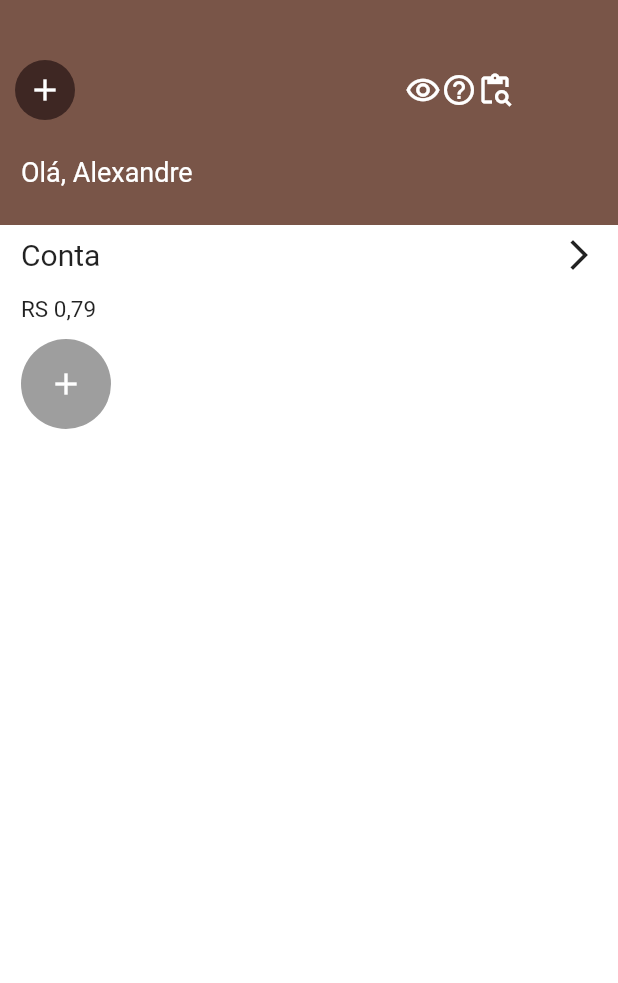
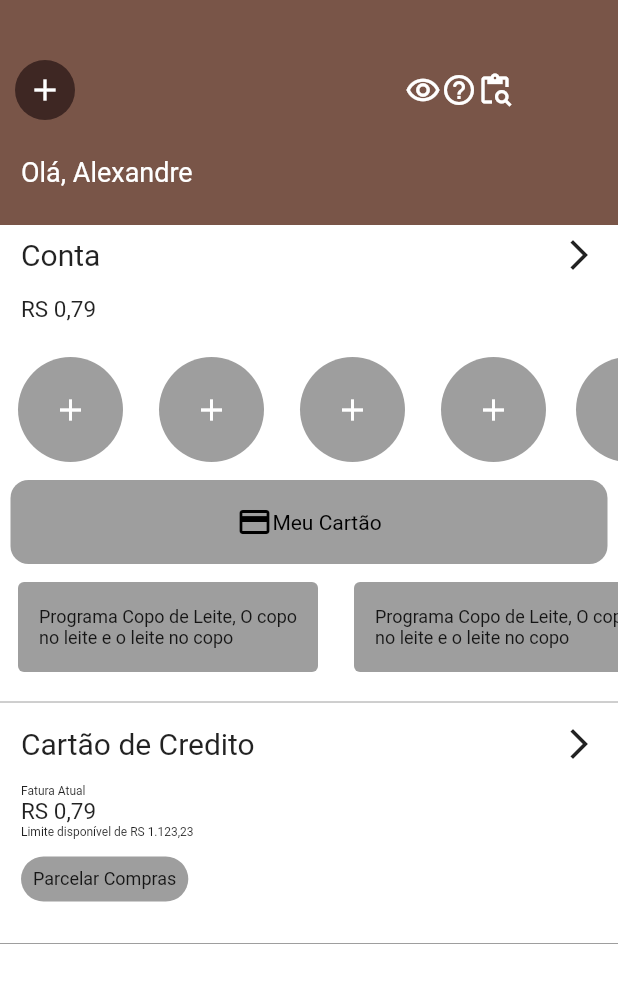
Before and after one commit to amoreira2003/Cobank, a Flutter app: the screen it shows after launch, on a phone screen of 412 x 824 dp. Shown: the top 983 px of the screen. Run offline on Flutter 3.47's test engine with Material 2 defaults, Android fonts, the phone set to English and light mode, and no system bars.

Commit message:
Added Credit Card Section

```diff
--- /dev/null
+++ b/lib/Components/card_button_widget.dart
@@ -0,0 +1,33 @@
+// ignore_for_file: prefer_const_literals_to_create_immutables
+
+import 'package:flutter/material.dart';
+
+class CardButtonWidget extends StatelessWidget {
+  const CardButtonWidget({super.key});
+
+  @override
+  Widget build(BuildContext context) {
+    return (Container(
+      width: MediaQuery.of(context).size.width - 14,
+      decoration: BoxDecoration(
+          color: Colors.grey,
+          borderRadius: BorderRadius.all(Radius.circular(12))),
+      child: Padding(
+        padding: const EdgeInsets.symmetric(horizontal: 14.0, vertical: 16),
+        child: Center(
+            child: Row(
+          mainAxisAlignment: MainAxisAlignment.center,
+          children: [
+            Icon(
+              Icons.credit_card,
+              color: Colors.black,
+            ),
+            Text(
+                style: TextStyle(color: Colors.black, fontSize: 14),
+                "Meu Cartão"),
+          ],
+        )),
+      ),
+    ));
+  }
+}
--- /dev/null
+++ b/lib/Components/card_info.dart
@@ -0,0 +1,58 @@
+import 'package:flutter/material.dart';
+
+class CardInfoWidget extends StatelessWidget {
+  const CardInfoWidget({super.key});
+
+  @override
+  Widget build(BuildContext context) {
+    return (Padding(
+      padding: EdgeInsets.symmetric(horizontal: 14, vertical: 8),
+      child: SizedBox(
+        width: MediaQuery.of(context).size.width,
+        child: DecoratedBox(
+            decoration: const BoxDecoration(
+              color: Colors.white,
+            ),
+            child:
+                Column(crossAxisAlignment: CrossAxisAlignment.start, children: [
+              Row(
+                  mainAxisAlignment: MainAxisAlignment.spaceBetween,
+                  crossAxisAlignment: CrossAxisAlignment.start,
+                  children: [
+                    Text(style: TextStyle(fontSize: 20), "Cartão de Credito"),
+                    Icon(Icons.arrow_forward_ios)
+                  ]),
+              Row(
+                  mainAxisAlignment: MainAxisAlignment.spaceBetween,
+                  crossAxisAlignment: CrossAxisAlignment.start,
+                  children: [
+                    Padding(
+                      padding: const EdgeInsets.only(top: 15.0),
+                      child: Column(
+                        crossAxisAlignment: CrossAxisAlignment.start,
+                        children: [
+                          Text(style: TextStyle(fontSize: 8), "Fatura Atual"),
+                          Text(style: TextStyle(fontSize: 15), "RS 0,79"),
+                          Text(
+                              style: TextStyle(fontSize: 8),
+                              "Limite disponível de RS 1.123,23"),
+                        ],
+                      ),
+                    ),
+                  ]),
+              Container(
+                  margin: EdgeInsets.symmetric(vertical: 12),
+                  decoration: BoxDecoration(
+                      color: Colors.grey,
+                      borderRadius: BorderRadius.all(Radius.circular(16))),
+                  child: Padding(
+                    padding: const EdgeInsets.symmetric(
+                        horizontal: 8.0, vertical: 8),
+                    child: (Text(
+                        style: TextStyle(fontSize: 12), "Parcelar Compras")),
+                  )),
+            ])),
+      ),
+    ));
+  }
+}
--- a/lib/Components/options_widget.dart
+++ b/lib/Components/options_widget.dart
@@ -1,3 +1,5 @@
+// ignore_for_file: prefer_const_literals_to_create_immutables
+
 import 'package:flutter/material.dart';
 
 class OptionsWidget extends StatelessWidget {
@@ -5,22 +7,65 @@ class OptionsWidget extends StatelessWidget {
 
   @override
   Widget build(BuildContext context) {
-    return Padding(
-      padding: const EdgeInsets.only(left: 14.0),
-      child: Scrollbar(
-        child: Row(
-          children: [
-            CircleAvatar(
-              radius: 30,
+    return SingleChildScrollView(
+      scrollDirection: Axis.horizontal,
+      child: Row(children: [
+        Container(
+          margin: EdgeInsets.all(12),
+          child: CircleAvatar(
+            radius: 35,
             backgroundColor: Colors.grey,
             child: Icon(
               Icons.add,
               color: Colors.white,
             ),
           ),
-          ],
+        ),
+        Container(
+          margin: EdgeInsets.all(12),
+          child: CircleAvatar(
+            radius: 35,
+            backgroundColor: Colors.grey,
+            child: Icon(
+              Icons.add,
+              color: Colors.white,
             ),
           ),
+        ),
+        Container(
+          margin: EdgeInsets.all(12),
+          child: CircleAvatar(
+            radius: 35,
+            backgroundColor: Colors.grey,
+            child: Icon(
+              Icons.add,
+              color: Colors.white,
+            ),
+          ),
+        ),
+        Container(
+          margin: EdgeInsets.all(12),
+          child: CircleAvatar(
+            radius: 35,
+            backgroundColor: Colors.grey,
+            child: Icon(
+              Icons.add,
+              color: Colors.white,
+            ),
+          ),
+        ),
+        Container(
+          margin: EdgeInsets.all(8),
+          child: CircleAvatar(
+            radius: 35,
+            backgroundColor: Colors.grey,
+            child: Icon(
+              Icons.add,
+              color: Colors.white,
+            ),
+          ),
+        ),
+      ]),
     );
   }
 }
--- /dev/null
+++ b/lib/Components/recommendations_widget.dart
@@ -0,0 +1,72 @@
+// ignore_for_file: prefer_const_literals_to_create_immutables
+
+import 'package:flutter/material.dart';
+
+class RecommendationsWidget extends StatelessWidget {
+  const RecommendationsWidget({super.key});
+
+  @override
+  Widget build(BuildContext context) {
+    return SingleChildScrollView(
+      scrollDirection: Axis.horizontal,
+      child: Row(children: [
+        Container(
+            width: 200,
+            height: 60,
+            margin: EdgeInsets.all(12),
+            decoration: BoxDecoration(
+                color: Colors.grey,
+                borderRadius: BorderRadius.all(Radius.circular(4))),
+            child: Padding(
+              padding:
+                  const EdgeInsets.symmetric(horizontal: 14.0, vertical: 16),
+              child: (Text(
+                  style: TextStyle(fontSize: 12),
+                  "Programa Copo de Leite, O copo no leite e o leite no copo")),
+            )),
+        Container(
+            width: 200,
+            height: 60,
+            margin: EdgeInsets.all(12),
+            decoration: BoxDecoration(
+                color: Colors.grey,
+                borderRadius: BorderRadius.all(Radius.circular(4))),
+            child: Padding(
+              padding:
+                  const EdgeInsets.symmetric(horizontal: 14.0, vertical: 16),
+              child: (Text(
+                  style: TextStyle(fontSize: 12),
+                  "Programa Copo de Leite, O copo no leite e o leite no copo")),
+            )),
+        Container(
+            width: 200,
+            height: 60,
+            margin: EdgeInsets.all(12),
+            decoration: BoxDecoration(
+                color: Colors.grey,
+                borderRadius: BorderRadius.all(Radius.circular(4))),
+            child: Padding(
+              padding:
+                  const EdgeInsets.symmetric(horizontal: 14.0, vertical: 16),
+              child: (Text(
+                  style: TextStyle(fontSize: 12),
+                  "Programa Copo de Leite, O copo no leite e o leite no copo")),
+            )),
+        Container(
+            width: 200,
+            height: 60,
+            margin: EdgeInsets.all(12),
+            decoration: BoxDecoration(
+                color: Colors.grey,
+                borderRadius: BorderRadius.all(Radius.circular(4))),
+            child: Padding(
+              padding:
+                  const EdgeInsets.symmetric(horizontal: 14.0, vertical: 16),
+              child: (Text(
+                  style: TextStyle(fontSize: 12),
+                  "Programa Copo de Leite, O copo no leite e o leite no copo")),
+            )),
+      ]),
+    );
+  }
+}
--- a/lib/main.dart
+++ b/lib/main.dart
@@ -1,6 +1,9 @@
+import 'package:cobank/Components/card_button_widget.dart';
+import 'package:cobank/Components/card_info.dart';
 import 'package:cobank/Components/header_widget.dart';
 import 'package:cobank/Components/info_widget.dart';
 import 'package:cobank/Components/options_widget.dart';
+import 'package:cobank/Components/recommendations_widget.dart';
 import 'package:flutter/material.dart';
 
 void main() {
@@ -33,7 +36,19 @@ class _MyHomePageState extends State<MyHomePage> {
   Widget build(BuildContext context) {
     return Scaffold(
         backgroundColor: Colors.white,
-        body:
-            Column(children: [HeaderWidget(), InfoWidget(), OptionsWidget()]));
+        body: Column(children: [
+          const HeaderWidget(),
+          const InfoWidget(),
+          const OptionsWidget(),
+          const CardButtonWidget(),
+          const RecommendationsWidget(),
+          const Divider(
+            color: Colors.grey,
+          ),
+          const CardInfoWidget(),
+          const Divider(
+            color: Colors.grey,
+          ),
+        ]));
   }
 }
```
Lines whose indentation alone changed are shown as unchanged.
